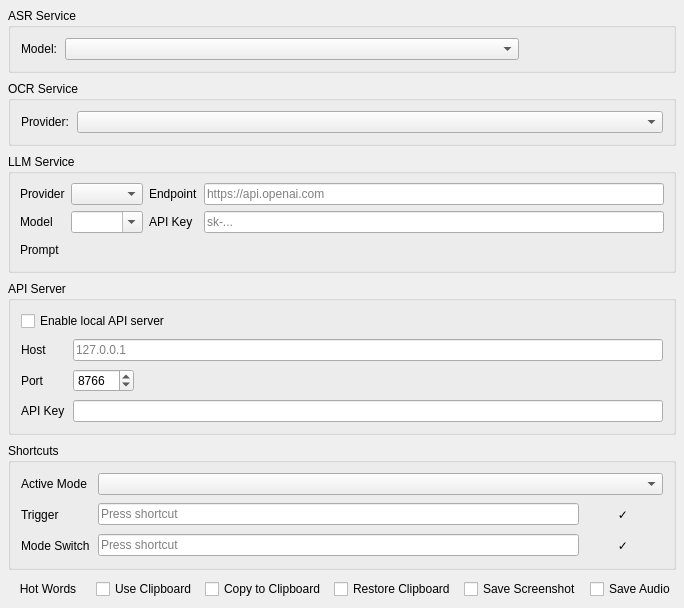
The window that src/asr_setting_widget.ui (xiaodaxia-2008/TalkInput) describes before a commit, drawn with Qt 5.
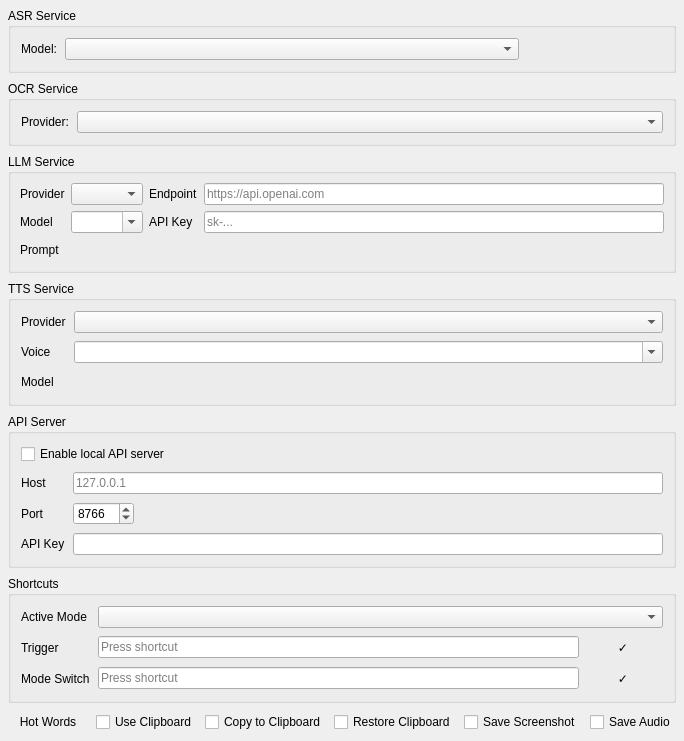
The same window after the commit.

Commit message: feat: add MeloTTS model download UI in settings

What changed in the file:
```diff
--- a/src/asr_setting_widget.ui
+++ b/src/asr_setting_widget.ui
@@ -295,6 +295,156 @@
      </layout>
     </widget>
     </item>
+    <item>
+     <widget class="QGroupBox" name="ttsGroup">
+      <property name="title">
+       <string>TTS Service</string>
+      </property>
+      <layout class="QGridLayout" name="ttsLayout">
+       <property name="horizontalSpacing">
+        <number>8</number>
+       </property>
+       <property name="verticalSpacing">
+        <number>8</number>
+       </property>
+       <property name="leftMargin">
+        <number>10</number>
+       </property>
+       <property name="topMargin">
+        <number>10</number>
+       </property>
+       <property name="rightMargin">
+        <number>10</number>
+       </property>
+       <property name="bottomMargin">
+        <number>10</number>
+       </property>
+       <item row="0" column="0">
+        <widget class="QLabel" name="ttsProviderFormLabel">
+         <property name="text">
+          <string>Provider</string>
+         </property>
+        </widget>
+       </item>
+       <item row="0" column="1">
+        <widget class="QComboBox" name="ttsProviderCombo">
+         <property name="sizePolicy">
+          <sizepolicy hsizetype="Expanding" vsizetype="Fixed">
+           <horstretch>0</horstretch>
+           <verstretch>0</verstretch>
+          </sizepolicy>
+         </property>
+         <property name="sizeAdjustPolicy">
+          <enum>QComboBox::SizeAdjustPolicy::AdjustToContents</enum>
+         </property>
+        </widget>
+       </item>
+       <item row="1" column="0">
+        <widget class="QLabel" name="ttsVoiceFormLabel">
+         <property name="text">
+          <string>Voice</string>
+         </property>
+        </widget>
+       </item>
+       <item row="1" column="1">
+        <widget class="QComboBox" name="ttsVoiceCombo">
+         <property name="sizePolicy">
+          <sizepolicy hsizetype="Expanding" vsizetype="Fixed">
+           <horstretch>0</horstretch>
+           <verstretch>0</verstretch>
+          </sizepolicy>
+         </property>
+         <property name="editable">
+          <bool>true</bool>
+         </property>
+         <property name="insertPolicy">
+          <enum>QComboBox::InsertPolicy::NoInsert</enum>
+         </property>
+         <property name="sizeAdjustPolicy">
+          <enum>QComboBox::SizeAdjustPolicy::AdjustToContents</enum>
+         </property>
+        </widget>
+       </item>
+       <item row="2" column="0">
+        <widget class="QLabel" name="ttsModelFormLabel">
+         <property name="text">
+          <string>Model</string>
+         </property>
+        </widget>
+       </item>
+       <item row="2" column="1">
+        <widget class="QWidget" name="ttsModelRow">
+         <layout class="QHBoxLayout" name="ttsModelRowLayout">
+          <property name="spacing">
+           <number>8</number>
+          </property>
+          <property name="leftMargin">
+           <number>0</number>
+          </property>
+          <property name="topMargin">
+           <number>0</number>
+          </property>
+          <property name="rightMargin">
+           <number>0</number>
+          </property>
+          <property name="bottomMargin">
+           <number>0</number>
+          </property>
+          <item>
+           <widget class="QLabel" name="ttsModelStatusLabel">
+            <property name="sizePolicy">
+             <sizepolicy hsizetype="Expanding" vsizetype="Preferred">
+              <horstretch>1</horstretch>
+              <verstretch>0</verstretch>
+             </sizepolicy>
+            </property>
+            <property name="textInteractionFlags">
+             <set>Qt::TextInteractionFlag::TextSelectableByMouse</set>
+            </property>
+           </widget>
+          </item>
+          <item>
+           <widget class="QPushButton" name="ttsBrowserButton">
+            <property name="toolTip">
+             <string>Open download page in browser</string>
+            </property>
+            <property name="flat">
+             <bool>true</bool>
+            </property>
+           </widget>
+          </item>
+          <item>
+           <widget class="QPushButton" name="ttsImportButton">
+            <property name="toolTip">
+             <string>Import downloaded model archive</string>
+            </property>
+            <property name="flat">
+             <bool>true</bool>
+            </property>
+           </widget>
+          </item>
+          <item>
+           <widget class="QPushButton" name="ttsDownloadButton">
+            <property name="sizePolicy">
+             <sizepolicy hsizetype="Fixed" vsizetype="Fixed">
+              <horstretch>0</horstretch>
+              <verstretch>0</verstretch>
+             </sizepolicy>
+            </property>
+            <property name="toolTip">
+             <string>Download MeloTTS model</string>
+            </property>
+            <property name="flat">
+             <bool>true</bool>
+            </property>
+           </widget>
+          </item>
+         </layout>
+        </widget>
+       </item>
+      </layout>
+     </widget>
+    </item>
     <item>
      <widget class="QGroupBox" name="apiServerGroup">
       <property name="title">
```
The commit also changes 4 other files.
